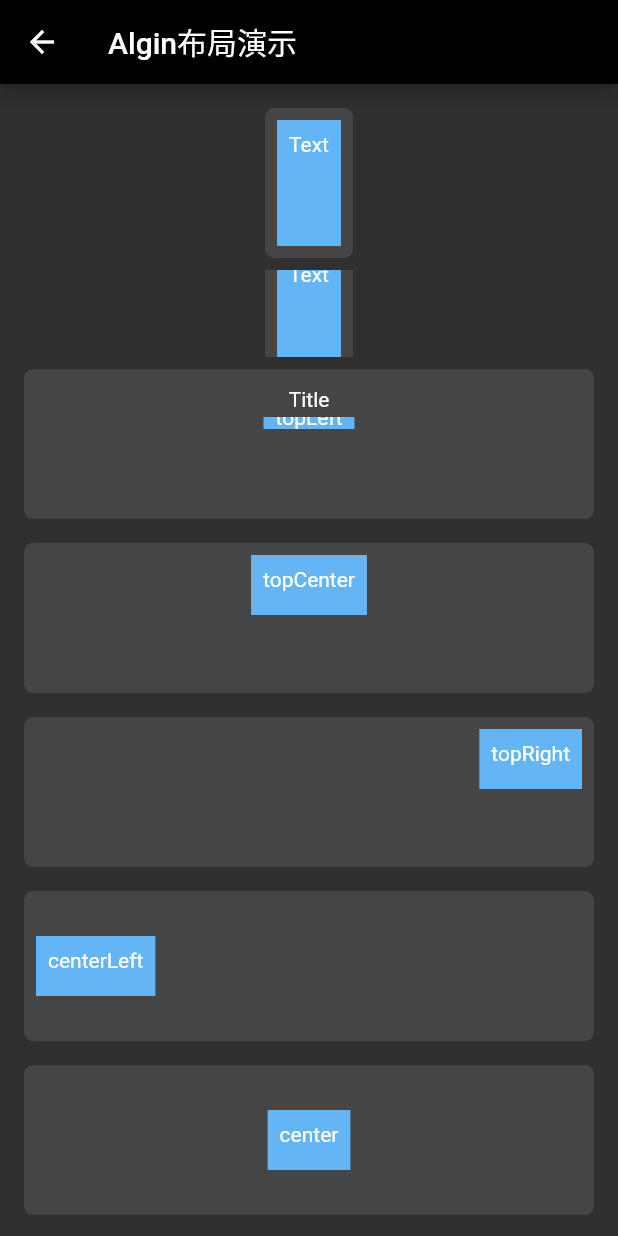
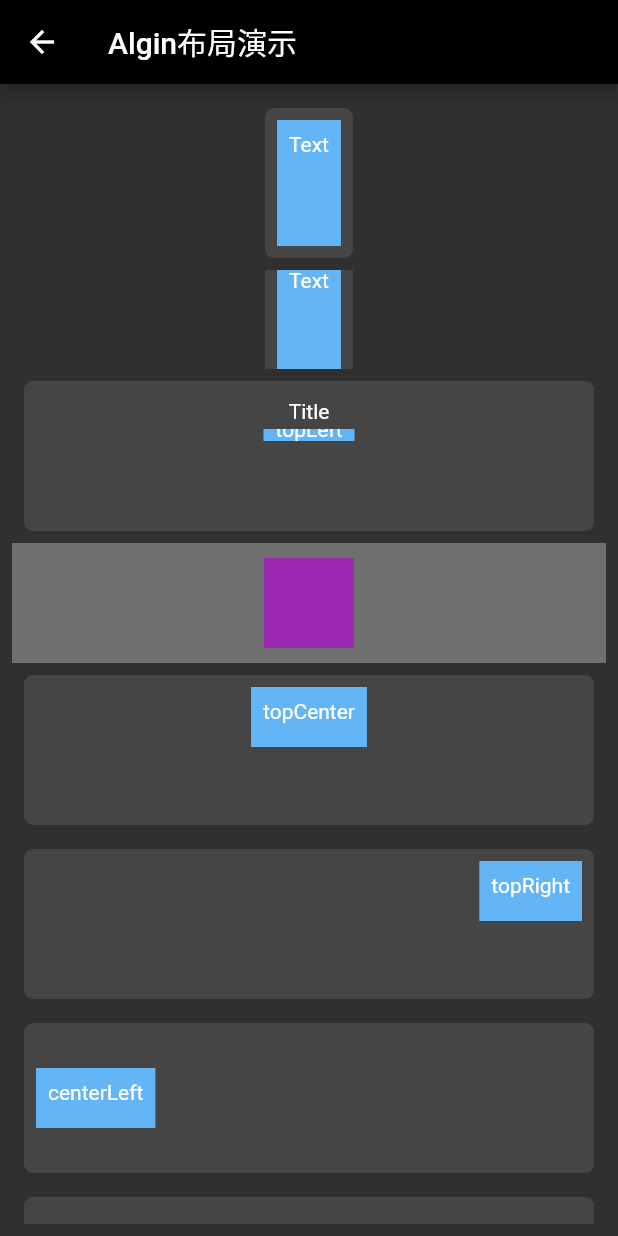
Before and after one commit to lovebzhou/flutter_demo, a Flutter app: the DemoAlign screen opened directly, on a phone screen of 412 x 824 dp. Run offline on Flutter 3.47's test engine with Material 2 defaults, Android fonts, the phone set to English and light mode, and no system bars; our stand-ins replace dio, event_bus, file_picker, image_picker, share, shared_preferences and 1 more; missing offline and left inert: alice, dropdown_menu, image_crop, multi_image_picker, photo, photo_manager; accounts and stored records are empty.

Commit message:
minor modify

```diff
--- a/lib/demo/layout/demo_align.dart
+++ b/lib/demo/layout/demo_align.dart
@@ -15,6 +15,7 @@ class DemoAlign extends StatelessWidget {
         ClipRect(
           child: Align(
             child: Container(
+              margin: EdgeInsets.all(8.0),
               child: _buildItem(context, _buildContent(context, 'Text')),
             ),
             heightFactor: 0.5,
@@ -37,6 +38,21 @@ class DemoAlign extends StatelessWidget {
                 ),
               ),
             ],
+          ),
+        ),
+        Container(
+          color: Colors.white30,
+          height: 80.0,
+          width: 100.0,
+          child: ClipRect(
+            child: Align(
+              child: Container(
+                color: Colors.purple,
+                height: 60.0,
+                width: 60.0,
+              ),
+              heightFactor: 0.2,
+            ),
           ),
         ),
         _buildItem(
```
